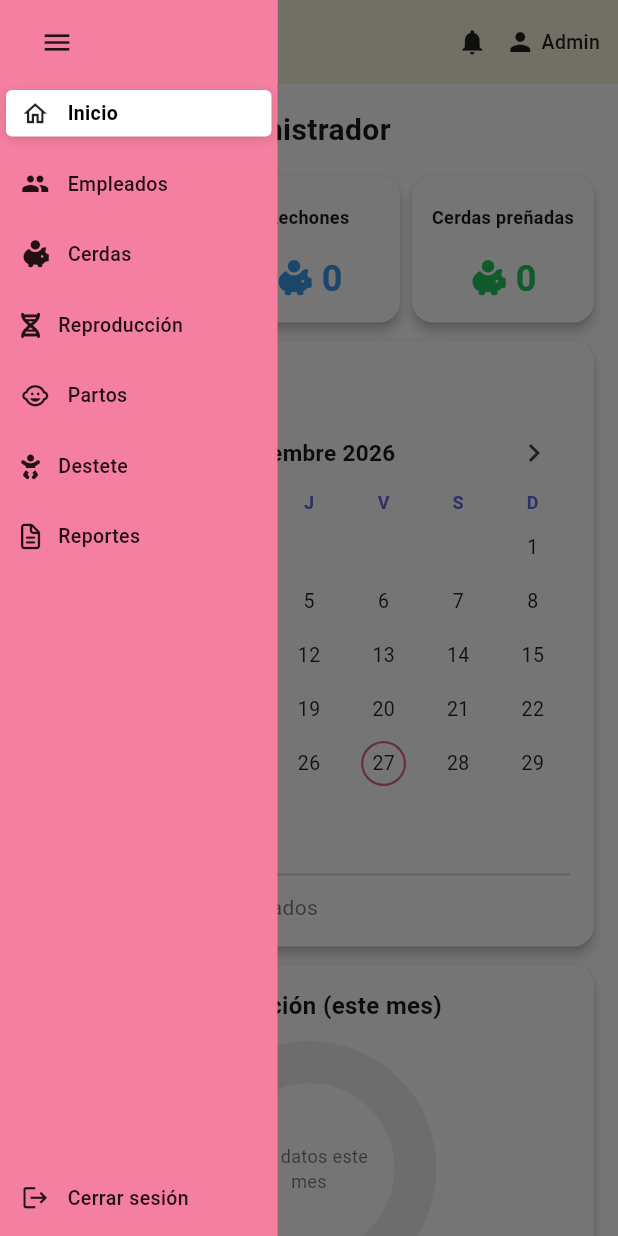
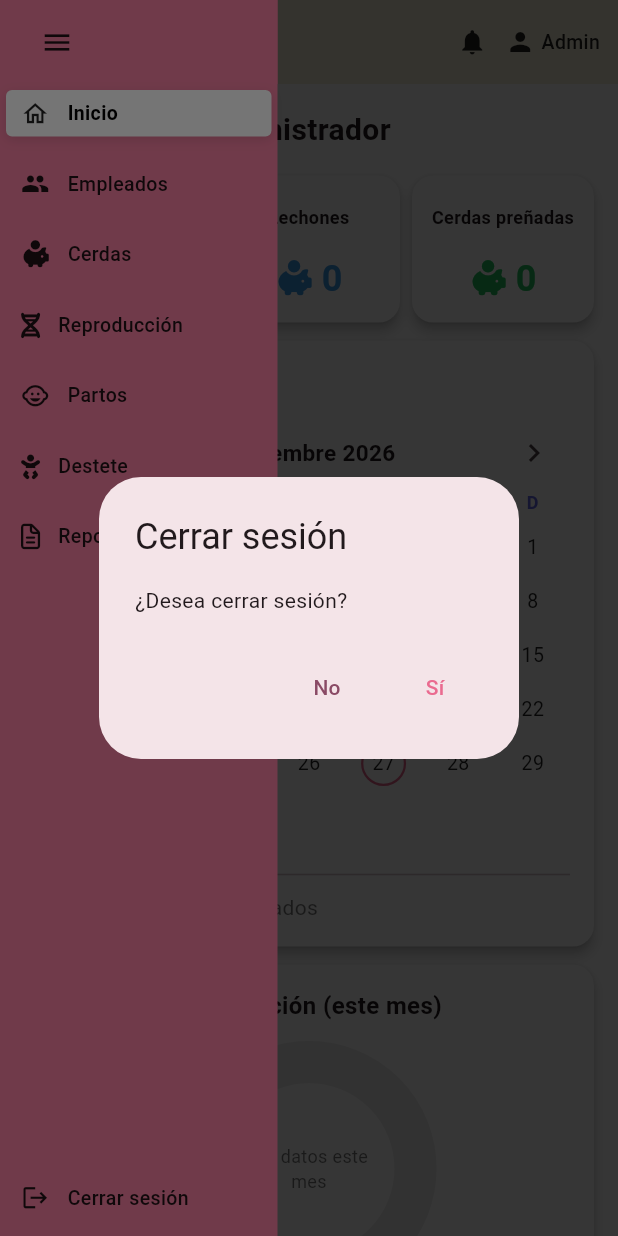
Before and after one commit to fernandezalexia57-has/PORCILAC_MOVIL, a Flutter app: the ScreenHome screen opened directly, in the side drawer, after a tap on "Cerrar sesión", on a phone screen of 412 x 824 dp. Run offline on Flutter 3.47's test engine with Material 3 defaults, Android fonts, the phone set to English and light mode, and no system bars; drawn by our look-alikes of sidebarx; our stand-ins replace flutter_dotenv, font_awesome_flutter, supabase_flutter; accounts and stored records are empty.

Commit message:
Cerrar Sesión

```diff
--- a/lib/screens/screenHome.dart
+++ b/lib/screens/screenHome.dart
@@ -3,10 +3,51 @@ import 'package:font_awesome_flutter/font_awesome_flutter.dart';
 import 'package:sidebarx/sidebarx.dart';
 import 'package:porcilac/screens/screenCerdas.dart';
 import 'package:porcilac/screens/screenInicio.dart';
+import 'package:porcilac/screens/screenLogin.dart';
+import 'package:supabase_flutter/supabase_flutter.dart';
 
 const sidebarPinkColor = Color(0xFFF47FA1);
 const sidebarPinkHoverColor = Color(0xFFEA6B90);
 const creamHeaderColor = Color(0xFFF8F2DD);
+
+// ---------- Cerrar sesión ----------
+Future<void> _cerrarSesion(BuildContext context) async {
+  final confirmar = await showDialog<bool>(
+    context: context,
+    builder: (_) => AlertDialog(
+      title: const Text('Cerrar sesión'),
+      content: const Text('¿Desea cerrar sesión?'),
+      actions: [
+        TextButton(
+          onPressed: () => Navigator.pop(context, false),
+          child: const Text('No'),
+        ),
+        TextButton(
+          onPressed: () => Navigator.pop(context, true),
+          child: const Text(
+            'Sí',
+            style: TextStyle(color: sidebarPinkHoverColor),
+          ),
+        ),
+      ],
+    ),
+  );
+  if (confirmar != true) return;
+
+  try {
+    await Supabase.instance.client.auth.signOut();
+  } catch (e) {
+    debugPrint('Error al cerrar sesión: $e');
+  }
+
+  if (!context.mounted) return;
+
+  // Regresa al login y borra todas las pantallas anteriores
+  Navigator.of(context).pushAndRemoveUntil(
+    MaterialPageRoute(builder: (_) => const ScreenLogin()),
+    (route) => false,
+  );
+}
 
 String _getTitleByIndex(int index) {
   switch (index) {
@@ -246,7 +287,7 @@ class ExampleSidebarX extends StatelessWidget {
           },
           footerBuilder: (context, extended) {
             final footerContent = InkWell(
-              onTap: () => debugPrint('Cerrar sesión'),
+              onTap: () => _cerrarSesion(context),
               child: Padding(
                 padding: const EdgeInsets.symmetric(
                   horizontal: 14,
```
